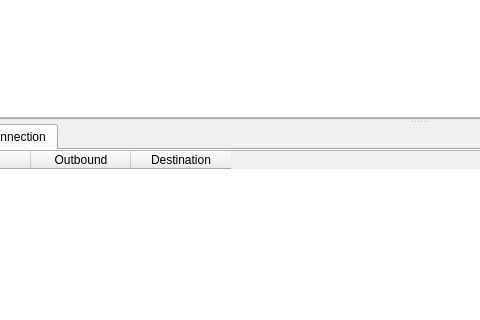
Qt form ui/mainwindow.ui (tarik1377/nekoray) before a commit; both pictures show x 81 to 561 and y 221 to 541 of the 1000 by 640 pixel window.
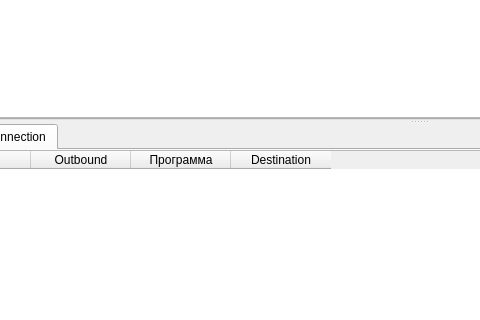
The same form after that commit. The open tabs and pages were chosen to show the change. Icons and pictures are not drawn. Custom widgets are drawn as their Qt base class.

Commit message: feat: show which program each connection belongs to, and make the tab work at all

What changed in the file:
```diff
--- a/ui/mainwindow.ui
+++ b/ui/mainwindow.ui
@@ -436,6 +436,11 @@
                 <string>Outbound</string>
                </property>
               </column>
+              <column>
+               <property name="text">
+                <string>Программа</string>
+               </property>
+              </column>
               <column>
                <property name="text">
                 <string>Destination</string>
```
The commit also changes 5 other files.
